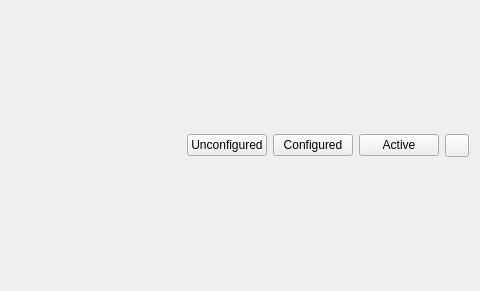
DynamicSwarms/pad_swarming, file src/rqt_padflies/src/uis/padflie.ui: the form before one commit; both pictures show x 519 to 999 and y 0 to 291 of the 999 by 291 pixel window.
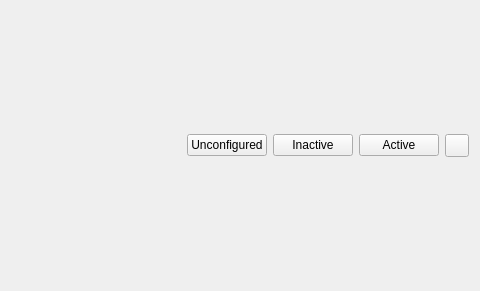
The form after the commit. Icons and pictures are not drawn.

The edit to the form file:
```diff
--- a/src/rqt_padflies/src/uis/padflie.ui
+++ b/src/rqt_padflies/src/uis/padflie.ui
@@ -103,7 +103,7 @@
    <item>
     <widget class="QPushButton" name="configured_button">
      <property name="text">
-      <string>Configured</string>
+      <string>Inactive</string>
      </property>
     </widget>
    </item>
```
Left out of the diff: 5 changed lines with no effect on the pictures.
